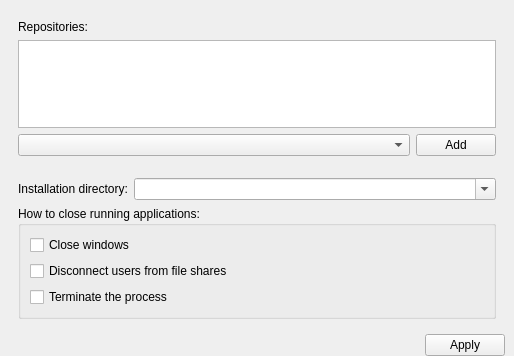
Qt form wpmcpp/src/settingsframe.ui (npackd/npackd-cpp) before a commit.
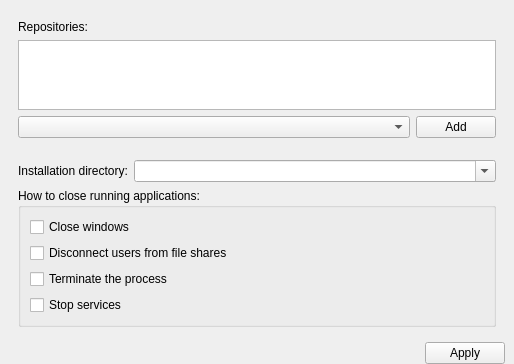
The same form after that commit.

Commit message: stop Windows services, if necessary

Patch:
```diff
--- a/wpmcpp/src/settingsframe.ui
+++ b/wpmcpp/src/settingsframe.ui
@@ -185,6 +185,16 @@
            </property>
           </widget>
          </item>
+         <item>
+          <widget class="QCheckBox" name="checkBoxStopServices">
+           <property name="toolTip">
+            <string>terminates Windows services, if necessary</string>
+           </property>
+           <property name="text">
+            <string>Stop services</string>
+           </property>
+          </widget>
+         </item>
         </layout>
        </widget>
       </item>
```
The commit also changes 7 other files.
